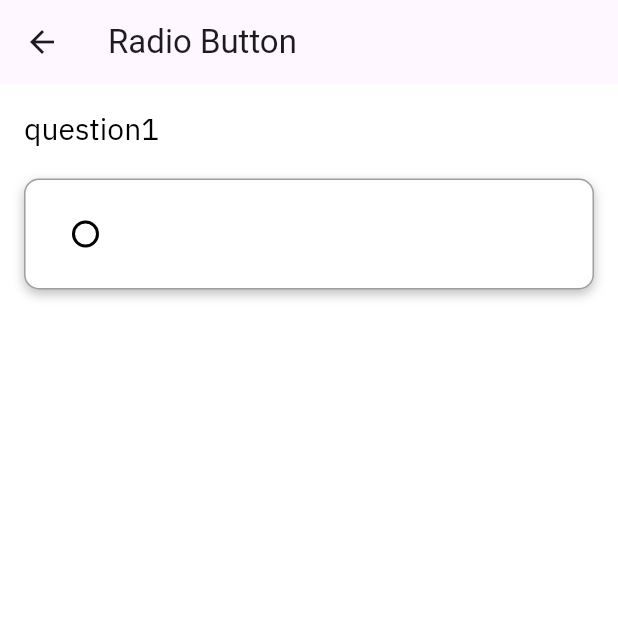
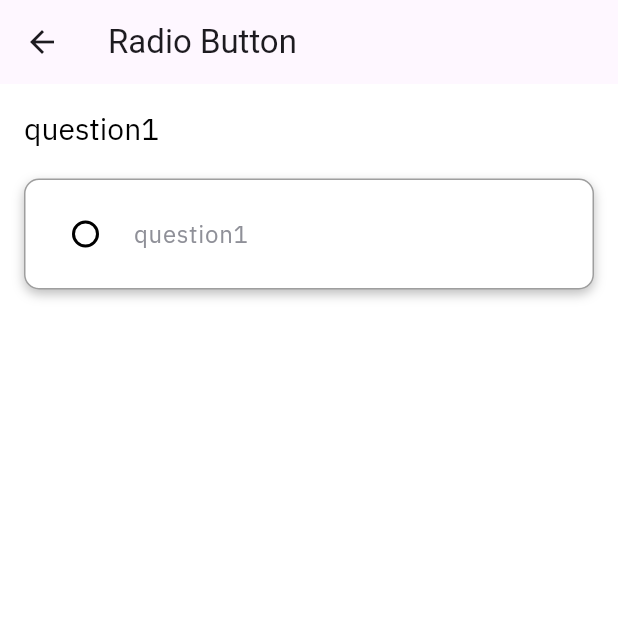
Before and after one commit to yousifdahabra/aegis-ai-app, a Flutter app: the CustomRadioButton screen opened directly, on a phone screen of 412 x 824 dp, the top half of it. Run offline on Flutter 3.47's test engine with Material 3 defaults, Android fonts, the phone set to English and light mode, and no system bars; our stand-ins replace animate_do, smooth_page_indicator.

Commit message:
App - update CustomRadioButton extract radio as Widget

```diff
--- a/lib/common_widget/questions/custom_radio_button.dart
+++ b/lib/common_widget/questions/custom_radio_button.dart
@@ -27,10 +27,17 @@ class _CustomRadioButtonState extends State<CustomRadioButton> {
             SizedBox(
               height: 20,
             ),
-            InkWell(
+            buildRadioOption()
+          ],
+        ),
+      ),
+    );
+  }
+
+  Widget buildRadioOption() {
+    return InkWell(
       child: Container(
-                padding:
-                    const EdgeInsets.symmetric(vertical: 12, horizontal: 16),
+        padding: const EdgeInsets.symmetric(vertical: 12, horizontal: 16),
         decoration: BoxDecoration(
           color: Colors.white,
           borderRadius: BorderRadius.circular(10),
@@ -59,9 +66,10 @@ class _CustomRadioButtonState extends State<CustomRadioButton> {
               activeColor: Colors.white,
               fillColor: WidgetStateProperty.all(Color(0xFF000000)),
             ),
-                  ],
-                ),
-              ),
+            const SizedBox(width: 8),
+            Text(
+              'question1',
+              style: Theme.of(context).textTheme.bodyLarge,
             ),
           ],
         ),
```
Lines whose indentation alone changed are shown as unchanged.
